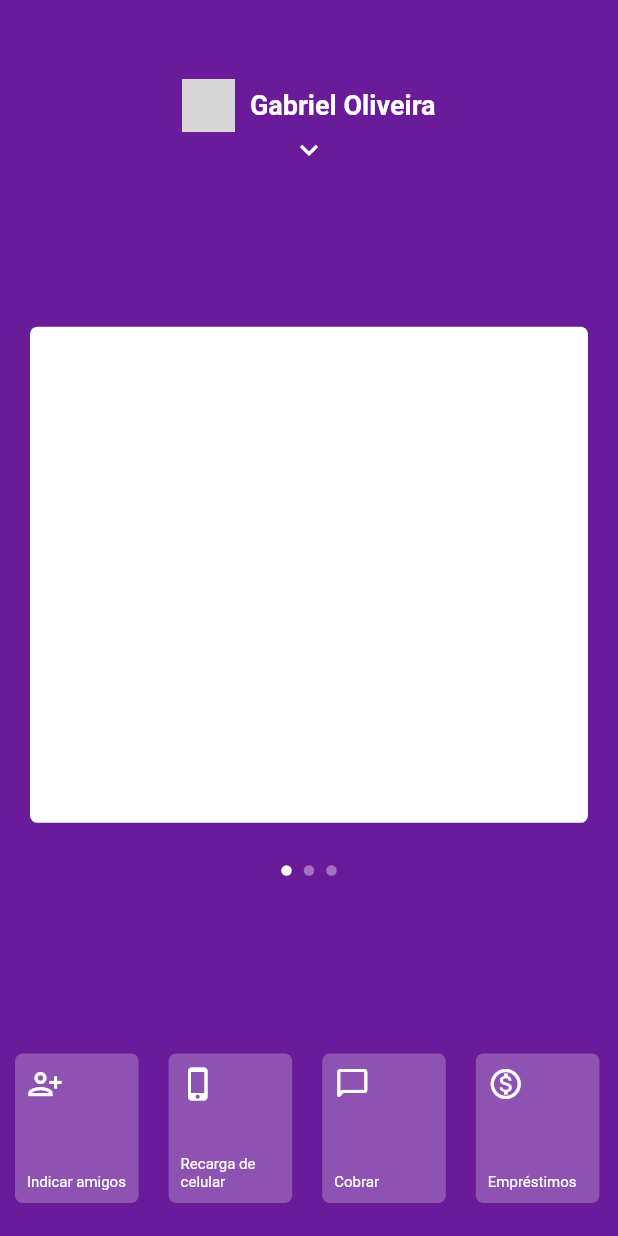
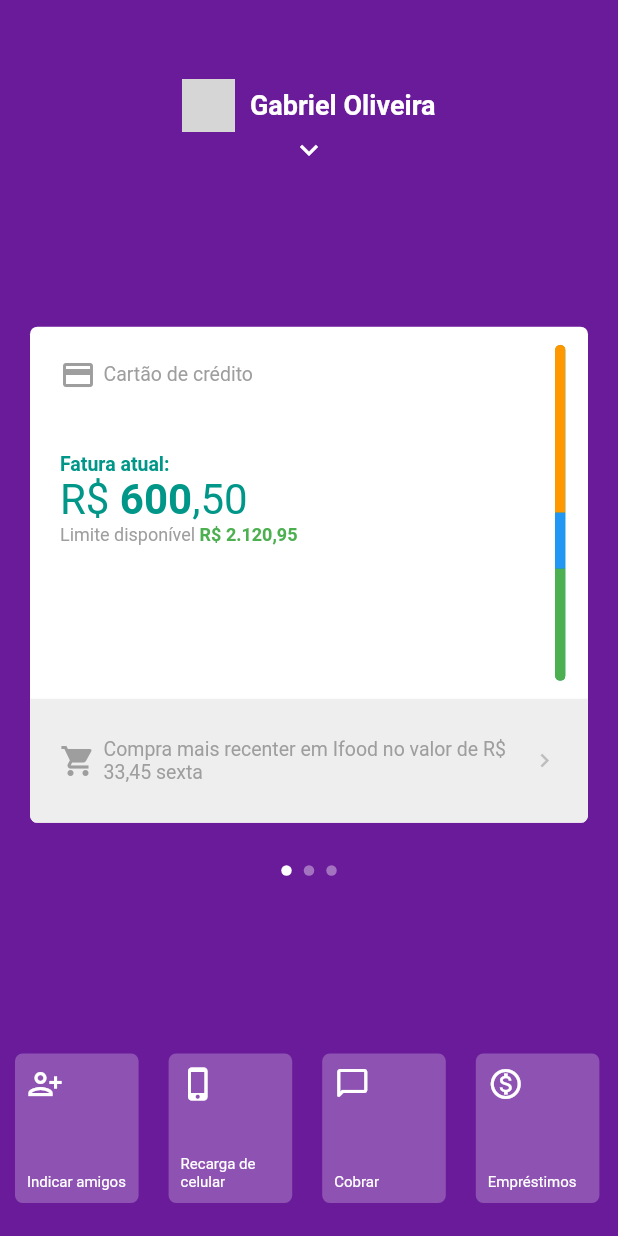
Before and after one commit to oliveiragabriel1/nubank-clone-flutter, a Flutter app: the screen it shows after launch, on a phone screen of 412 x 824 dp. Run offline on Flutter 3.47's test engine with Material 2 defaults, Android fonts, the phone set to English and light mode, and no system bars; network calls fail; grey boxes are pictures that could not be loaded.

Commit message:
feat: first page

```diff
--- a/lib/pages/home/home_page.dart
+++ b/lib/pages/home/home_page.dart
@@ -1,4 +1,5 @@
 import 'package:flutter/material.dart';
+import 'package:nubank_clone/pages/home/widget/bottom_menu.dart';
 import 'package:nubank_clone/pages/home/widget/item_menu_bottom.dart';
 import 'package:nubank_clone/pages/home/widget/menu_app.dart';
 import 'package:nubank_clone/pages/home/widget/my_app_bar.dart';
@@ -48,6 +49,7 @@ class _HomePageState extends State<HomePage> {
             top: _screenHeigth * 0.22,
             showMenu: _showMenu,
           ),
+          BottomMenu(showMenu: _showMenu),
           PageViewApp(
             showMenu: _showMenu,
             top: _yPosition,
@@ -69,10 +71,7 @@ class _HomePageState extends State<HomePage> {
 
                 if (_yPosition != positionBottomLimit &&
                     details.delta.dy > 0 &&
-                    _yPosition >
-                        positionTopLimit +
-                            midlePosition -
-                            _screenHeigth * .24) {
+                    _yPosition > positionTopLimit + midlePosition - 50) {
                   _yPosition = positionBottomLimit;
                 }
 
@@ -102,62 +101,6 @@ class _HomePageState extends State<HomePage> {
             currentIndex: _currentIndex,
             top: _screenHeigth * 0.70,
           ),
-          AnimatedPositioned(
-            duration: Duration(milliseconds: 200),
-            bottom:
-                !_showMenu ? 10 + MediaQuery.of(context).padding.bottom : -20,
-            left: 0,
-            right: 0,
-            height: _screenHeigth * 0.15,
-            child: AnimatedOpacity(
-              opacity: !_showMenu ? 1 : 0,
-              duration: Duration(milliseconds: 100),
-              child: Container(
-                child: ListView(
-                  scrollDirection: Axis.horizontal,
-                  physics: BouncingScrollPhysics(),
-                  children: <Widget>[
-                    ItemMenuBottom(
-                      icon: Icons.person_add_alt,
-                      text: "Indicar amigos",
-                    ),
-                    ItemMenuBottom(
-                      icon: Icons.phone_iphone_outlined,
-                      text: "Recarga de celular",
-                    ),
-                    ItemMenuBottom(
-                      icon: Icons.chat_bubble_outline_rounded,
-                      text: "Cobrar",
-                    ),
-                    ItemMenuBottom(
-                      icon: Icons.monetization_on_outlined,
-                      text: "Empréstimos",
-                    ),
-                    ItemMenuBottom(
-                      icon: Icons.move_to_inbox,
-                      text: "Depositar",
-                    ),
-                    ItemMenuBottom(
-                      icon: Icons.mobile_screen_share,
-                      text: "Transferir",
-                    ),
-                    ItemMenuBottom(
-                      icon: Icons.format_align_center,
-                      text: "Ajustar limite",
-                    ),
-                    ItemMenuBottom(
-                      icon: Icons.qr_code,
-                      text: "Pagar",
-                    ),
-                    ItemMenuBottom(
-                      icon: Icons.lock_open_rounded,
-                      text: "Bloquear cartão",
-                    ),
-                  ],
-                ),
-              ),
-            ),
-          )
         ],
       ),
     );
--- /dev/null
+++ b/lib/pages/home/widget/bottom_menu.dart
@@ -0,0 +1,70 @@
+import 'package:flutter/material.dart';
+
+import 'item_menu_bottom.dart';
+
+class BottomMenu extends StatelessWidget {
+  final bool showMenu;
+  const BottomMenu({Key? key, required this.showMenu}) : super(key: key);
+
+  @override
+  Widget build(BuildContext context) {
+    return AnimatedPositioned(
+      duration: Duration(milliseconds: 200),
+      bottom: !showMenu ? 10 + MediaQuery.of(context).padding.bottom : -20,
+      left: 0,
+      right: 0,
+      height: MediaQuery.of(context).size.height * 0.15,
+      child: IgnorePointer(
+        ignoring: showMenu,
+        child: AnimatedOpacity(
+          opacity: !showMenu ? 1 : 0,
+          duration: Duration(milliseconds: 100),
+          child: Container(
+            child: ListView(
+              scrollDirection: Axis.horizontal,
+              physics: BouncingScrollPhysics(),
+              children: <Widget>[
+                ItemMenuBottom(
+                  icon: Icons.person_add_alt,
+                  text: "Indicar amigos",
+                ),
+                ItemMenuBottom(
+                  icon: Icons.phone_iphone_outlined,
+                  text: "Recarga de celular",
+                ),
+                ItemMenuBottom(
+                  icon: Icons.chat_bubble_outline_rounded,
+                  text: "Cobrar",
+                ),
+                ItemMenuBottom(
+                  icon: Icons.monetization_on_outlined,
+                  text: "Empréstimos",
+                ),
+                ItemMenuBottom(
+                  icon: Icons.move_to_inbox,
+                  text: "Depositar",
+                ),
+                ItemMenuBottom(
+                  icon: Icons.mobile_screen_share,
+                  text: "Transferir",
+                ),
+                ItemMenuBottom(
+                  icon: Icons.format_align_center,
+                  text: "Ajustar limite",
+                ),
+                ItemMenuBottom(
+                  icon: Icons.qr_code,
+                  text: "Pagar",
+                ),
+                ItemMenuBottom(
+                  icon: Icons.lock_open_rounded,
+                  text: "Bloquear cartão",
+                ),
+              ],
+            ),
+          ),
+        ),
+      ),
+    );
+  }
+}
--- a/lib/pages/home/widget/card_app.dart
+++ b/lib/pages/home/widget/card_app.dart
@@ -1,7 +1,8 @@
 import 'package:flutter/material.dart';
 
 class CardApp extends StatelessWidget {
-  const CardApp({ Key? key }) : super(key: key);
+  final Widget child;
+  const CardApp({Key? key, required this.child}) : super(key: key);
 
   @override
   Widget build(BuildContext context) {
@@ -12,6 +13,7 @@ class CardApp extends StatelessWidget {
           borderRadius: BorderRadius.circular(5),
           color: Colors.white,
         ),
+        child: child,
       ),
     );
   }
--- /dev/null
+++ b/lib/pages/home/widget/first_card.dart
@@ -0,0 +1,172 @@
+import 'package:flutter/material.dart';
+
+class FirstCard extends StatelessWidget {
+  const FirstCard({Key? key}) : super(key: key);
+
+  @override
+  Widget build(BuildContext context) {
+    return ClipRRect(
+      borderRadius: BorderRadius.circular(5),
+      child: Column(
+        children: [
+          Expanded(
+            flex: 3,
+            child: Container(
+              child: Row(
+                children: [
+                  Expanded(
+                    child: Column(
+                      crossAxisAlignment: CrossAxisAlignment.start,
+                      children: [
+                        Padding(
+                          padding: const EdgeInsets.all(20),
+                          child: Row(
+                            children: [
+                              Icon(
+                                Icons.credit_card_outlined,
+                                color: Colors.grey,
+                              ),
+                              SizedBox(
+                                width: 5,
+                              ),
+                              Text(
+                                "Cartão de crédito",
+                                style: TextStyle(
+                                  color: Colors.grey,
+                                  fontSize: 13,
+                                ),
+                              )
+                            ],
+                          ),
+                        ),
+                        Padding(
+                          padding: const EdgeInsets.all(20),
+                          child: SizedBox(
+                            width: double.infinity,
+                            child: Column(
+                              crossAxisAlignment: CrossAxisAlignment.start,
+                              children: [
+                                Text(
+                                  "Fatura atual:",
+                                  textAlign: TextAlign.start,
+                                  style: TextStyle(
+                                    color: Colors.teal,
+                                    fontSize: 13,
+                                    fontWeight: FontWeight.bold,
+                                  ),
+                                ),
+                                Text.rich(
+                                  TextSpan(
+                                    text: "R\$ ",
+                                    children: [
+                                      TextSpan(
+                                        text: '600',
+                                        style: TextStyle(
+                                          fontWeight: FontWeight.bold,
+                                        ),
+                                      ),
+                                      TextSpan(text: ',50'),
+                                    ],
+                                  ),
+                                  textAlign: TextAlign.start,
+                                  style: TextStyle(
+                                    color: Colors.teal,
+                                    fontSize: 28,
+                                  ),
+                                ),
+                                Text.rich(
+                                  TextSpan(
+                                    text: "Limite disponível",
+                                    children: [
+                                      TextSpan(
+                                        text: ' R\$ 2.120,95',
+                                        style: TextStyle(
+                                          color: Colors.green,
+                                          fontWeight: FontWeight.bold,
+                                        ),
+                                      ),
+                                    ],
+                                  ),
+                                  textAlign: TextAlign.start,
+                                  style: TextStyle(
+                                    color: Colors.grey,
+                                    fontSize: 12,
+                                  ),
+                                ),
+                              ],
+                            ),
+                          ),
+                        )
+                      ],
+                    ),
+                  ),
+                  Padding(
+                    padding: const EdgeInsets.only(
+                        top: 12, bottom: 12, left: 10, right: 15),
+                    child: ClipRRect(
+                      borderRadius: BorderRadius.circular(5),
+                      child: Container(
+                        child: Column(
+                          children: [
+                            Expanded(
+                              flex: 3,
+                              child: Container(color: Colors.orange),
+                            ),
+                            Expanded(
+                              flex: 1,
+                              child: Container(color: Colors.blue),
+                            ),
+                            Expanded(
+                              flex: 2,
+                              child: Container(color: Colors.green),
+                            ),
+                          ],
+                        ),
+                        width: 7,
+                        decoration: BoxDecoration(
+                          color: Colors.teal,
+                          borderRadius: BorderRadius.circular(5),
+                        ),
+                      ),
+                    ),
+                  )
+                ],
+              ),
+            ),
+          ),
+          Expanded(
+            flex: 1,
+            child: Container(
+              child: Padding(
+                padding: const EdgeInsets.all(20),
+                child: Row(
+                  children: [
+                    Icon(
+                      Icons.shopping_cart,
+                      color: Colors.grey,
+                    ),
+                    SizedBox(
+                      width: 5,
+                    ),
+                    Flexible(
+                      child: Text(
+                        "Compra mais recenter em Ifood no valor de R\$ 33,45 sexta",
+                        style: TextStyle(color: Colors.grey, fontSize: 13),
+                      ),
+                    ),
+                    Icon(
+                      Icons.chevron_right,
+                      color: Colors.grey[400],
+                      size: 18,
+                    )
+                  ],
+                ),
+              ),
+              color: Colors.grey[200],
+            ),
+          ),
+        ],
+      ),
+    );
+  }
+}
--- a/lib/pages/home/widget/item_menu.dart
+++ b/lib/pages/home/widget/item_menu.dart
@@ -3,8 +3,9 @@ import 'package:flutter/material.dart';
 class ItemMenu extends StatelessWidget {
   final IconData icon;
   final String text;
-
-  const ItemMenu({Key? key, required this.icon, required this.text})
+  final bool first;
+  const ItemMenu(
+      {Key? key, required this.icon, required this.text, this.first = false})
       : super(key: key);
 
   @override
@@ -13,8 +14,10 @@ class ItemMenu extends StatelessWidget {
       height: 40,
       decoration: BoxDecoration(
         border: Border(
+          top: first
+              ? BorderSide(width: 0.5, color: Colors.white54)
+              : BorderSide.none,
           bottom: BorderSide(width: 0.7, color: Colors.white54),
-          top: BorderSide(width: 0.7, color: Colors.white54),
         ),
       ),
       child: TextButton(
--- a/lib/pages/home/widget/menu_app.dart
+++ b/lib/pages/home/widget/menu_app.dart
@@ -20,7 +20,9 @@ class MenuApp extends StatelessWidget {
         opacity: showMenu ? 1 : 0,
         duration: Duration(milliseconds: 100),
         child: Container(
-          height: MediaQuery.of(context).size.height * 0.80,
+          height: MediaQuery.of(context).size.height * 0.65,
+          child: SingleChildScrollView(
+            physics: BouncingScrollPhysics(),
             child: Column(
               children: <Widget>[
                 Image.network(
@@ -64,7 +66,7 @@ class MenuApp extends StatelessWidget {
                   style: TextStyle(fontSize: 12),
                 ),
                 SizedBox(height: 15),
-              SingleChildScrollView(
+                Container(
                   child: Padding(
                     padding: const EdgeInsets.symmetric(horizontal: 30),
                     child: Column(
@@ -72,7 +74,7 @@ class MenuApp extends StatelessWidget {
                         ItemMenu(
                             icon: Icons.info_outline,
                             text: "Me ajuda",
-                      ),
+                            first: true),
                         ItemMenu(
                           icon: Icons.person_outline,
                           text: "Perfil",
@@ -108,8 +110,8 @@ class MenuApp extends StatelessWidget {
                           child: TextButton(
                               onPressed: () {},
                               style: ButtonStyle(
-                              overlayColor:
-                                  MaterialStateProperty.all(Colors.purple[900]),
+                                overlayColor: MaterialStateProperty.all(
+                                    Colors.purple[900]),
                                 foregroundColor:
                                     MaterialStateProperty.all(Colors.white),
                               ),
@@ -126,6 +128,7 @@ class MenuApp extends StatelessWidget {
             ),
           ),
         ),
+      ),
     );
   }
 }
--- a/lib/pages/home/widget/page_view_app.dart
+++ b/lib/pages/home/widget/page_view_app.dart
@@ -1,4 +1,5 @@
 import 'package:flutter/material.dart';
+import 'package:nubank_clone/pages/home/widget/first_card.dart';
 
 import 'card_app.dart';
 
@@ -19,7 +20,7 @@ class PageViewApp extends StatelessWidget {
   @override
   Widget build(BuildContext context) {
     return AnimatedPositioned(
-      duration: Duration(milliseconds: 150),
+      duration: Duration(milliseconds: 250),
       curve: Curves.easeOut,
       top: top,
       height: MediaQuery.of(context).size.height * 0.45,
@@ -33,9 +34,15 @@ class PageViewApp extends StatelessWidget {
               ? NeverScrollableScrollPhysics()
               : BouncingScrollPhysics(),
           children: <Widget>[
-            CardApp(),
-            CardApp(),
-            CardApp(),
+            CardApp(
+              child: FirstCard(),
+            ),
+            CardApp(
+              child: FirstCard(),
+            ),
+            CardApp(
+              child: FirstCard(),
+            ),
           ],
         ),
       ),
```
Lines whose indentation alone changed are shown as unchanged.
